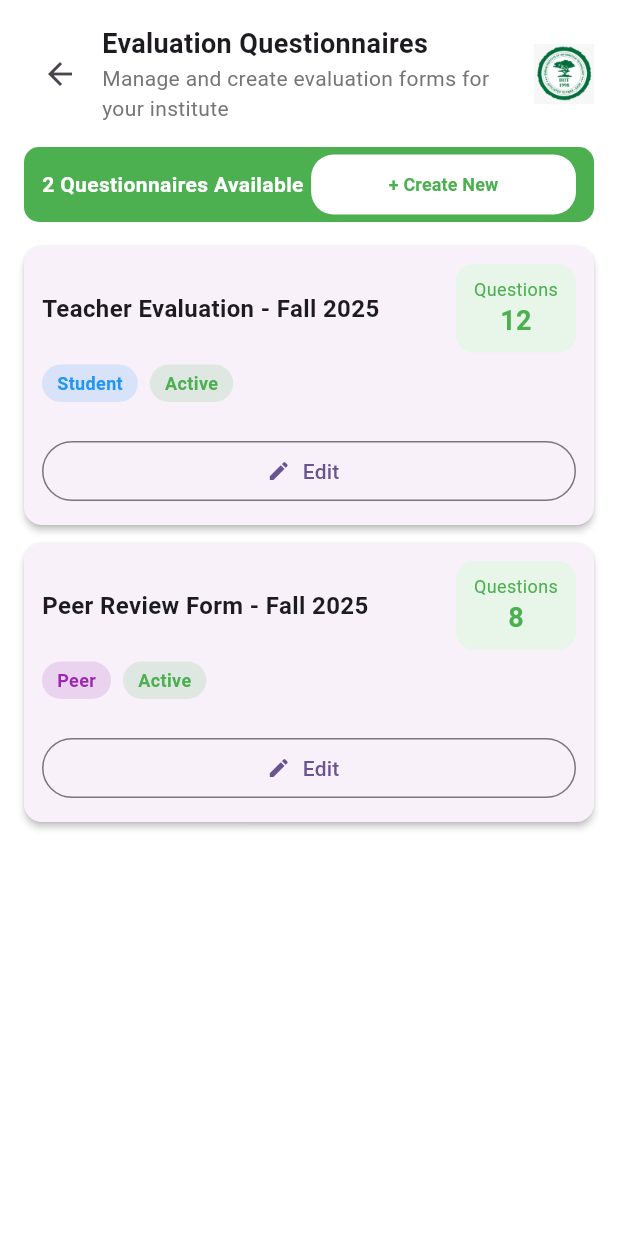
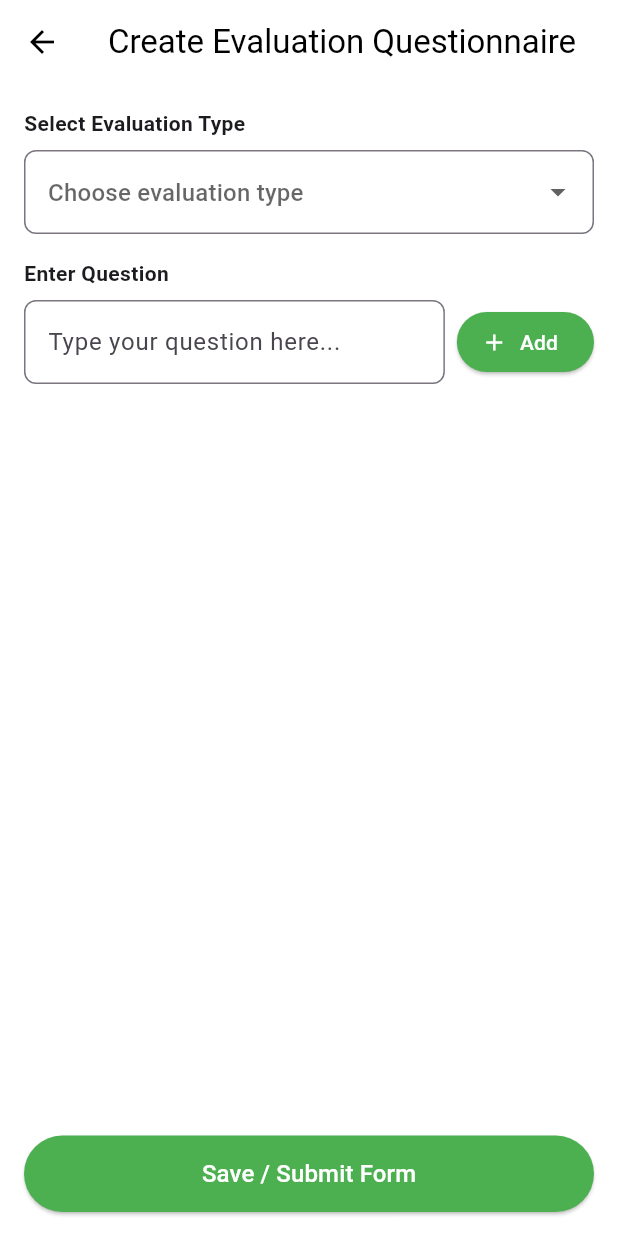
Before and after one commit to hanzallaabbasi11-code/Employee-Performance-Appraisal-Management-System-FrontEnd, a Flutter app: the Makequestioner screen opened directly, after a tap on "+ Create New", on a phone screen of 412 x 824 dp. Run offline on Flutter 3.47's test engine with Material 3 defaults, Android fonts, the phone set to English and light mode, and no system bars; our stand-ins replace file_picker.

Commit message:
create neww questionnaire screen

```diff
--- /dev/null
+++ b/lib/Director/CreateNewQuestionnaier.dart
@@ -0,0 +1,232 @@
+import 'package:epams/Url.dart';
+import 'package:flutter/material.dart';
+import 'dart:convert';
+import 'package:http/http.dart' as http;
+
+class Createnewquestionnaier extends StatefulWidget {
+  const Createnewquestionnaier({super.key});
+
+  @override
+  State<Createnewquestionnaier> createState() => _CreatenewquestionnaierState();
+}
+
+class _CreatenewquestionnaierState extends State<Createnewquestionnaier> {
+  String? selectedEvaluationType;
+  final TextEditingController questionController = TextEditingController();
+
+  final List<String> evaluationTypes = [
+    'Teacher Evaluation',
+    'Peer Evaluation',
+    'Confidential Evaluation',
+  ];
+
+  final List<String> questions = [];
+
+  void addQuestion() {
+    if (selectedEvaluationType == null) {
+      ScaffoldMessenger.of(context).showSnackBar(
+        const SnackBar(content: Text('Please select evaluation type')),
+      );
+      return;
+    }
+
+    if (questionController.text.trim().isEmpty) {
+      ScaffoldMessenger.of(
+        context,
+      ).showSnackBar(const SnackBar(content: Text('Please enter a question')));
+      return;
+    }
+
+    setState(() {
+      questions.add(questionController.text.trim());
+      questionController.clear();
+    });
+  }
+
+  Future<void> saveToDatabase() async {
+    if (selectedEvaluationType == null) {
+      ScaffoldMessenger.of(
+        context,
+      ).showSnackBar(const SnackBar(content: Text('Select evaluation type')));
+      return;
+    }
+
+    if (questions.isEmpty) {
+      ScaffoldMessenger.of(context).showSnackBar(
+        const SnackBar(content: Text('Add at least one question')),
+      );
+      return;
+    }
+
+    final payload = {
+      "EvaluationType": selectedEvaluationType,
+      "Questions": questions,
+    };
+
+    try {
+      final response = await http.post(
+        Uri.parse('$Url/Questionnaire/Create'),
+        headers: {"Content-Type": "application/json"},
+        body: jsonEncode(payload),
+      );
+
+      if (response.statusCode == 200) {
+        final data = jsonDecode(response.body);
+
+        ScaffoldMessenger.of(
+          context,
+        ).showSnackBar(SnackBar(content: Text(data['message'])));
+
+        // ✅ Clear form after success
+        setState(() {
+          questions.clear();
+          selectedEvaluationType = null;
+        });
+      } else {
+        ScaffoldMessenger.of(
+          context,
+        ).showSnackBar(SnackBar(content: Text('Failed: ${response.body}')));
+      }
+    } catch (e) {
+      ScaffoldMessenger.of(
+        context,
+      ).showSnackBar(SnackBar(content: Text('Error: $e')));
+    }
+  }
+
+  @override
+  Widget build(BuildContext context) {
+    return Scaffold(
+      backgroundColor: Colors.white,
+      appBar: AppBar(
+        title: const Text('Create Evaluation Questionnaire'),
+        backgroundColor: Colors.white,
+        foregroundColor: Colors.black,
+        elevation: 0,
+      ),
+      body: Padding(
+        padding: const EdgeInsets.all(16),
+        child: Column(
+          crossAxisAlignment: CrossAxisAlignment.start,
+          children: [
+            /// Dropdown
+            const Text(
+              'Select Evaluation Type',
+              style: TextStyle(fontWeight: FontWeight.bold),
+            ),
+            const SizedBox(height: 8),
+            DropdownButtonFormField<String>(
+              value: selectedEvaluationType,
+              items: evaluationTypes
+                  .map(
+                    (type) => DropdownMenuItem(value: type, child: Text(type)),
+                  )
+                  .toList(),
+              onChanged: (value) {
+                setState(() {
+                  selectedEvaluationType = value;
+                });
+              },
+              decoration: InputDecoration(
+                hintText: 'Choose evaluation type',
+                border: OutlineInputBorder(
+                  borderRadius: BorderRadius.circular(8),
+                ),
+              ),
+            ),
+
+            const SizedBox(height: 16),
+
+            /// Question Input
+            const Text(
+              'Enter Question',
+              style: TextStyle(fontWeight: FontWeight.bold),
+            ),
+            const SizedBox(height: 8),
+            Row(
+              children: [
+                Expanded(
+                  child: TextField(
+                    controller: questionController,
+                    decoration: InputDecoration(
+                      hintText: 'Type your question here...',
+                      border: OutlineInputBorder(
+                        borderRadius: BorderRadius.circular(8),
+                      ),
+                    ),
+                  ),
+                ),
+                const SizedBox(width: 8),
+                ElevatedButton.icon(
+                  onPressed: addQuestion,
+                  icon: const Icon(Icons.add),
+                  label: const Text('Add'),
+                  style: ElevatedButton.styleFrom(
+                    backgroundColor: Colors.green,
+                    foregroundColor: Colors.white,
+                  ),
+                ),
+              ],
+            ),
+
+            const SizedBox(height: 16),
+
+            /// Questions List
+            if (questions.isNotEmpty)
+              Text(
+                'Questions Added to Form (${questions.length})',
+                style: const TextStyle(fontWeight: FontWeight.bold),
+              ),
+
+            const SizedBox(height: 8),
+
+            Expanded(
+              child: ListView.builder(
+                itemCount: questions.length,
+                itemBuilder: (context, index) {
+                  return Card(
+                    color: Colors.green.shade50,
+                    child: ListTile(
+                      leading: CircleAvatar(
+                        backgroundColor: Colors.green,
+                        child: Text(
+                          '${index + 1}',
+                          style: const TextStyle(color: Colors.white),
+                        ),
+                      ),
+                      title: Text(questions[index]),
+                      trailing: IconButton(
+                        icon: const Icon(Icons.delete, color: Colors.red),
+                        onPressed: () {
+                          setState(() {
+                            questions.removeAt(index);
+                          });
+                        },
+                      ),
+                    ),
+                  );
+                },
+              ),
+            ),
+
+            /// Save Button
+            SizedBox(
+              width: double.infinity,
+              child: ElevatedButton(
+                onPressed: saveToDatabase,
+                style: ElevatedButton.styleFrom(
+                  backgroundColor: Colors.green,
+                  padding: const EdgeInsets.symmetric(vertical: 14),
+                ),
+                child: const Text(
+                  'Save / Submit Form',
+                  style: TextStyle(fontSize: 16, color: Colors.white),
+                ),
+              ),
+            ),
+          ],
+        ),
+      ),
+    );
+  }
+}
--- a/lib/Director/MakeQuestioner.dart
+++ b/lib/Director/MakeQuestioner.dart
@@ -1,3 +1,4 @@
+import 'package:epams/Director/CreateNewQuestionnaier.dart';
 import 'package:epams/Director/EditEvaluationQuestionnaire.dart';
 import 'package:epams/Director/QuestionnaireModel.dart';
 import 'package:flutter/material.dart';
@@ -21,7 +22,6 @@ class _MakequestionerState extends State<Makequestioner> {
             child: Column(
               crossAxisAlignment: CrossAxisAlignment.start,
               children: [
-
                 /// ===== HEADER =====
                 Row(
                   crossAxisAlignment: CrossAxisAlignment.center,
@@ -85,7 +85,7 @@ class _MakequestionerState extends State<Makequestioner> {
                           fontWeight: FontWeight.w600,
                         ),
                       ),
-                      const SizedBox(width: 5,),
+                      const SizedBox(width: 5),
                       Expanded(
                         child: ElevatedButton(
                           style: ElevatedButton.styleFrom(
@@ -95,8 +95,13 @@ class _MakequestionerState extends State<Makequestioner> {
                               borderRadius: BorderRadius.circular(15),
                             ),
                           ),
-                          onPressed: () {},
-                          child:const Text(
+                          onPressed: () {
+                            Navigator.push(
+                              context,
+                              MaterialPageRoute(builder: (context)=> const Createnewquestionnaier())
+                            );
+                          },
+                          child: const Text(
                             '+ Create New',
                             style: TextStyle(
                               color: Colors.green,
@@ -167,15 +172,12 @@ class QuestionnaireCard extends StatelessWidget {
     return Card(
       elevation: 2,
       margin: const EdgeInsets.only(bottom: 12),
-      shape: RoundedRectangleBorder(
-        borderRadius: BorderRadius.circular(12),
-      ),
+      shape: RoundedRectangleBorder(borderRadius: BorderRadius.circular(12)),
       child: Padding(
         padding: const EdgeInsets.all(12),
         child: Column(
           crossAxisAlignment: CrossAxisAlignment.start,
           children: [
-
             /// TITLE + QUESTIONS
             Row(
               children: [
@@ -192,7 +194,9 @@ class QuestionnaireCard extends StatelessWidget {
                 ),
                 Container(
                   padding: const EdgeInsets.symmetric(
-                      horizontal: 12, vertical: 8),
+                    horizontal: 12,
+                    vertical: 8,
+                  ),
                   decoration: BoxDecoration(
                     color: Colors.green.shade50,
                     borderRadius: BorderRadius.circular(12),
@@ -201,10 +205,7 @@ class QuestionnaireCard extends StatelessWidget {
                     children: [
                       const Text(
                         'Questions',
-                        style: TextStyle(
-                          fontSize: 12,
-                          color: Colors.green,
-                        ),
+                        style: TextStyle(fontSize: 12, color: Colors.green),
                       ),
                       Text(
                         questions.toString(),
@@ -250,7 +251,6 @@ class QuestionnaireCard extends StatelessWidget {
             //     ),
             //   ],
             // ),
-
             const SizedBox(height: 12),
 
             /// BUTTONS
@@ -280,7 +280,6 @@ class QuestionnaireCard extends StatelessWidget {
                     icon: const Icon(Icons.edit, size: 16),
                     label: const Text('Edit'),
                   ),
-
                 ),
                 // const SizedBox(width: 10),
                 // Expanded(
```
Lines whose indentation alone changed are shown as unchanged.
